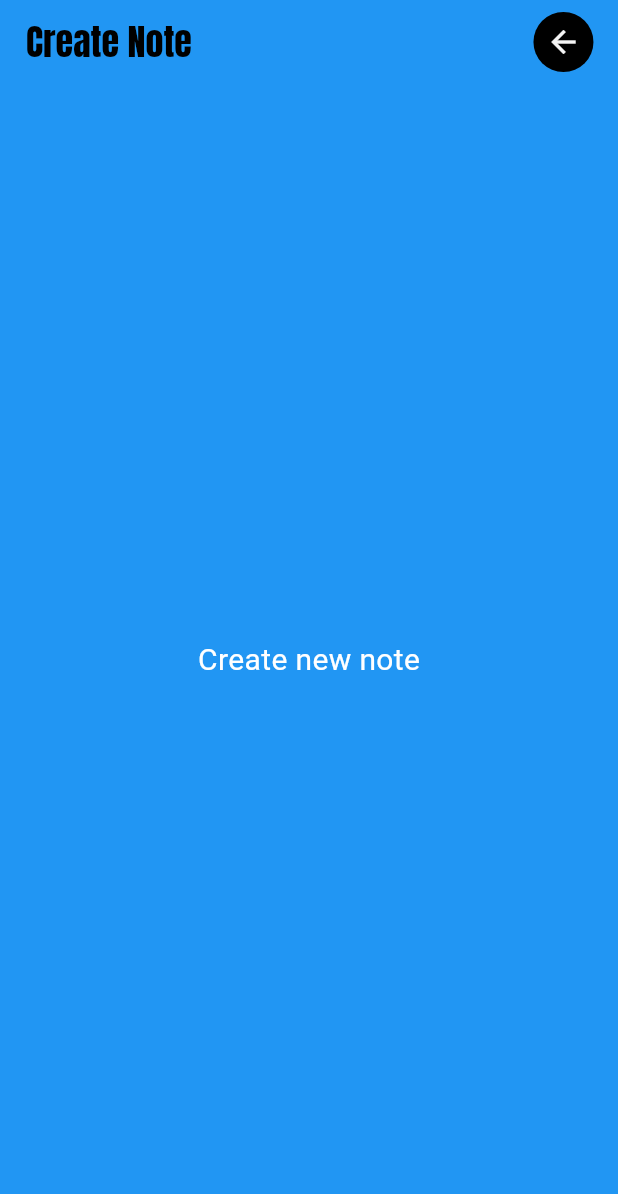
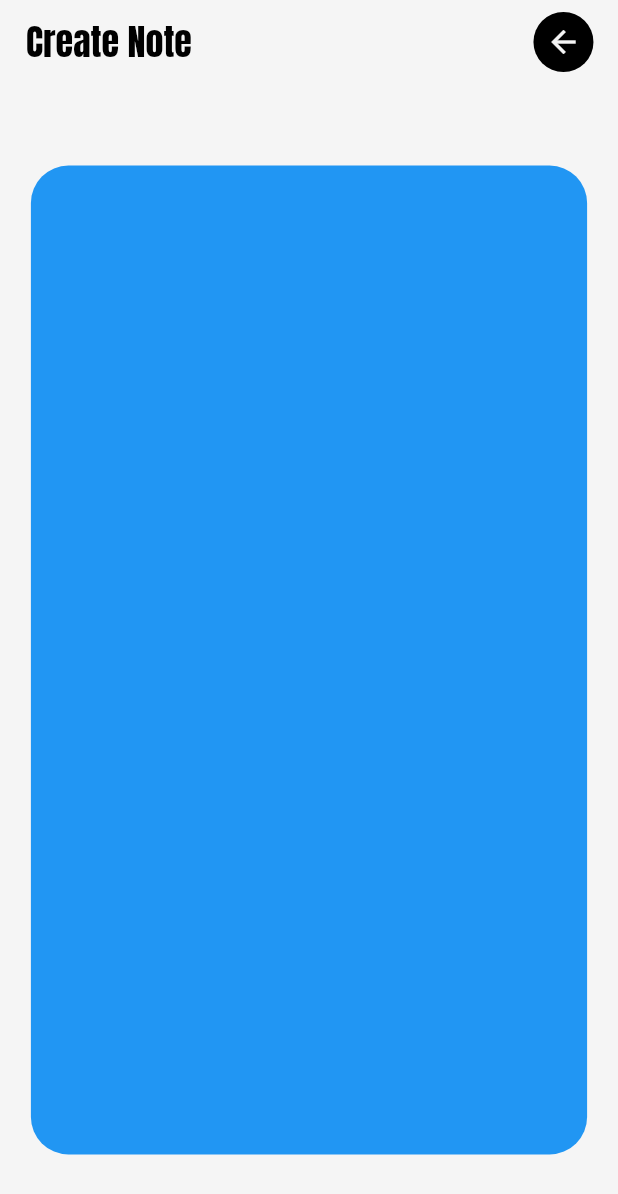
Before and after one commit to BinaryCraft-Systems/bcs-insight-notes-app, a Flutter app: the CreateNotePage screen opened by its route, on a phone screen of 412 x 824 dp. Shown: the top 1194 px of the screen. Run offline on Flutter 3.47's test engine with Material 3 defaults, Android fonts, the phone set to English and light mode, and no system bars; our stand-ins replace flutter_bloc, go_router.

Commit message:
modified create note page

```diff
--- a/bcs_insight_notes/lib/src/pages/create_note_page.dart
+++ b/bcs_insight_notes/lib/src/pages/create_note_page.dart
@@ -1,5 +1,6 @@
 import 'package:bcs_insight_notes/src/core/constants/app_colors.dart';
 import 'package:bcs_insight_notes/src/core/constants/app_fonts.dart';
+import 'package:bcs_insight_notes/src/core/constants/app_media_querry.dart';
 import 'package:bcs_insight_notes/src/core/shared_widgets/app_bar/in_app_bar.dart';
 import 'package:flutter/material.dart';
 import 'package:flutter_bloc/flutter_bloc.dart';
@@ -14,24 +15,51 @@ class CreateNotePage extends StatefulWidget {
 }
 
 class _CreateNotePageState extends State<CreateNotePage> {
+  late final TextEditingController _textEditingController;
+
+  @override
+  void initState() {
+    final int? selectedIndex = context.read<NavigationCubit>().selectedNoteIndex;
+   _textEditingController = TextEditingController();
+    _textEditingController.text = selectedIndex != null ? selectedIndex.toString() : "";
+    super.initState();
+  }
+
+  @override
+  void dispose() {
+    _textEditingController.dispose();
+    super.dispose();
+  }
+
   @override
   Widget build(BuildContext context) {
-    final int? selectedIndex = context.read<NavigationCubit>().selectedNoteIndex;
     return Scaffold(
       appBar: InAppBar(
           title: "Create Note",
           bgColor: AppColors.appBarBackgroundColor,
           fontFamily: AppFonts.anton,
           iconData: Icons.arrow_back_sharp,
-          onPressed: () {
-            context.read<NavigationCubit>().goHome();
-          }
+          onPressed: () => context.read<NavigationCubit>().goHome(),
       ),
-      backgroundColor: Colors.blue,
+      backgroundColor: AppColors.bgPrimaryColor,
       body: Center(
-        child: Text(
-          selectedIndex != null ? 'Note index: $selectedIndex' : 'Create new note',
-          style: const TextStyle(fontSize: 20, color: Colors.white),
+        child: Container(
+          width: context.w * 0.9,
+          height: context.h * 0.8,
+          decoration: BoxDecoration(
+            color: Colors.blue,
+            borderRadius: BorderRadius.circular(25)
+          ),
+          child: TextField(
+            controller: _textEditingController,
+            keyboardType: TextInputType.multiline,
+            maxLines: null,
+            expands: true,
+            decoration: InputDecoration(
+              border: InputBorder.none,
+              contentPadding: EdgeInsets.symmetric(vertical: 20, horizontal: 20)
+            ),
+          ),
         ),
       ),
     );
```
